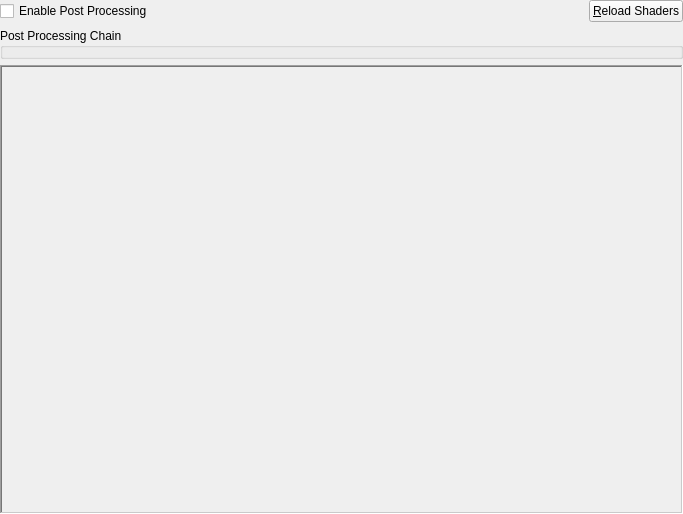
Above: src/duckstation-qt/postprocessingsettingswidget.ui from kofxi3584karlayang/duckstation before the change. Below: the same form after it.
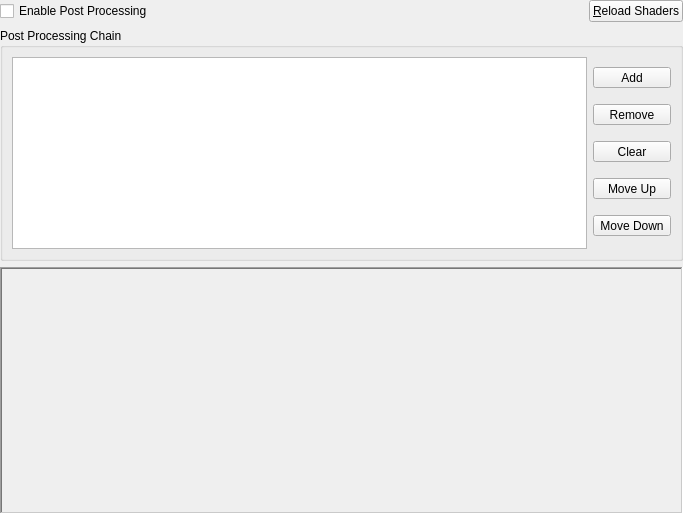
That is the form after the change. Icons and pictures are not drawn. Custom widgets are drawn as their Qt base class.

Diff of the .ui file:
```diff
--- a/src/duckstation-qt/postprocessingsettingswidget.ui
+++ b/src/duckstation-qt/postprocessingsettingswidget.ui
@@ -67,20 +67,125 @@
       <string>Post Processing Chain</string>
      </property>
      <layout class="QGridLayout" name="gridLayout_2">
-      <property name="leftMargin">
-       <number>0</number>
-      </property>
-      <property name="topMargin">
-       <number>0</number>
-      </property>
-      <property name="rightMargin">
-       <number>0</number>
-      </property>
-      <property name="bottomMargin">
-       <number>0</number>
-      </property>
       <item row="0" column="0">
-       <widget class="PostProcessingChainConfigWidget" name="widget" native="true"/>
+       <widget class="QListWidget" name="stages">
+        <property name="sizePolicy">
+         <sizepolicy hsizetype="Expanding" vsizetype="Preferred">
+          <horstretch>0</horstretch>
+          <verstretch>0</verstretch>
+         </sizepolicy>
+        </property>
+        <property name="minimumSize">
+         <size>
+          <width>0</width>
+          <height>80</height>
+         </size>
+        </property>
+       </widget>
+      </item>
+      <item row="0" column="1">
+       <layout class="QVBoxLayout" name="verticalLayout_3">
+        <item>
+         <widget class="QToolButton" name="add">
+          <property name="sizePolicy">
+           <sizepolicy hsizetype="Preferred" vsizetype="Fixed">
+            <horstretch>0</horstretch>
+            <verstretch>0</verstretch>
+           </sizepolicy>
+          </property>
+          <property name="text">
+           <string>Add</string>
+          </property>
+          <property name="icon">
+           <iconset theme="PostProcessingAdd">
+            <normaloff>.</normaloff>.</iconset>
+          </property>
+          <property name="toolButtonStyle">
+           <enum>Qt::ToolButtonTextBesideIcon</enum>
+          </property>
+         </widget>
+        </item>
+        <item>
+         <widget class="QToolButton" name="remove">
+          <property name="sizePolicy">
+           <sizepolicy hsizetype="Preferred" vsizetype="Fixed">
+            <horstretch>0</horstretch>
+            <verstretch>0</verstretch>
+           </sizepolicy>
+          </property>
+          <property name="text">
+           <string>Remove</string>
+          </property>
+          <property name="icon">
+           <iconset theme="PostProcessingRemove">
+            <normaloff>.</normaloff>.</iconset>
+          </property>
+          <property name="toolButtonStyle">
+           <enum>Qt::ToolButtonTextBesideIcon</enum>
+          </property>
+         </widget>
+        </item>
+        <item>
+         <widget class="QToolButton" name="clear">
+          <property name="sizePolicy">
+           <sizepolicy hsizetype="Preferred" vsizetype="Fixed">
+            <horstretch>0</horstretch>
+            <verstretch>0</verstretch>
+           </sizepolicy>
+          </property>
+          <property name="text">
+           <string>Clear</string>
+          </property>
+          <property name="icon">
+           <iconset theme="Clear">
+            <normaloff>.</normaloff>.</iconset>
+          </property>
+          <property name="toolButtonStyle">
+           <enum>Qt::ToolButtonTextBesideIcon</enum>
+          </property>
+         </widget>
+        </item>
+        <item>
+         <widget class="QToolButton" name="moveUp">
+          <property name="sizePolicy">
+           <sizepolicy hsizetype="Preferred" vsizetype="Fixed">
+            <horstretch>0</horstretch>
+            <verstretch>0</verstretch>
+           </sizepolicy>
+          </property>
+          <property name="text">
+           <string>Move Up</string>
+          </property>
+          <property name="icon">
+           <iconset theme="MoveUp">
+            <normaloff>.</normaloff>.</iconset>
+          </property>
+          <property name="toolButtonStyle">
+           <enum>Qt::ToolButtonTextBesideIcon</enum>
+          </property>
+         </widget>
+        </item>
+        <item>
+         <widget class="QToolButton" name="moveDown">
+          <property name="sizePolicy">
+           <sizepolicy hsizetype="Preferred" vsizetype="Fixed">
+            <horstretch>0</horstretch>
+            <verstretch>0</verstretch>
+           </sizepolicy>
+          </property>
+          <property name="text">
+           <string>Move Down</string>
+          </property>
+          <property name="icon">
+           <iconset theme="MoveDown">
+            <normaloff>.</normaloff>.</iconset>
+          </property>
+          <property name="toolButtonStyle">
+           <enum>Qt::ToolButtonTextBesideIcon</enum>
+          </property>
+         </widget>
+        </item>
+       </layout>
       </item>
      </layout>
     </widget>
@@ -108,7 +213,7 @@
         <x>0</x>
         <y>0</y>
         <width>679</width>
-        <height>438</height>
+        <height>238</height>
        </rect>
       </property>
      </widget>
@@ -129,14 +234,6 @@
    </item>
   </layout>
  </widget>
- <customwidgets>
-  <customwidget>
-   <class>PostProcessingChainConfigWidget</class>
-   <extends>QWidget</extends>
-   <header>duckstation-qt/postprocessingchainconfigwidget.h</header>
-   <container>1</container>
-  </customwidget>
- </customwidgets>
  <resources>
   <include location="resources/resources.qrc"/>
  </resources>
```
